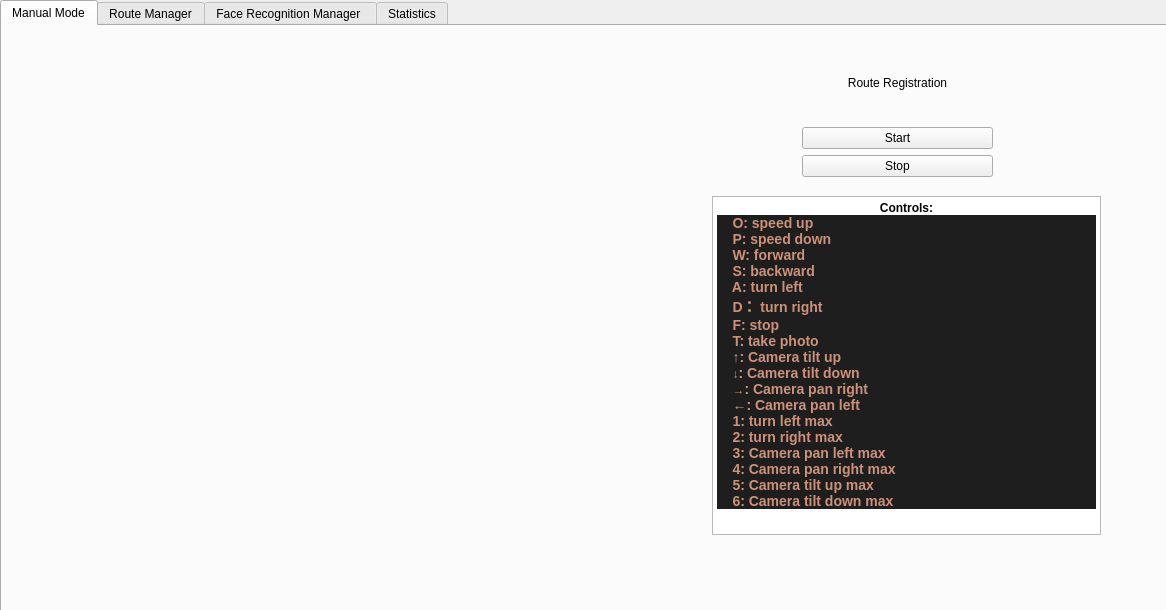
Above: VisionVoyagerGUI/adminmodewindow.ui from IuliaKovacs/VisionVoyager---DiplomaProject before the change. Below: the same form after it.
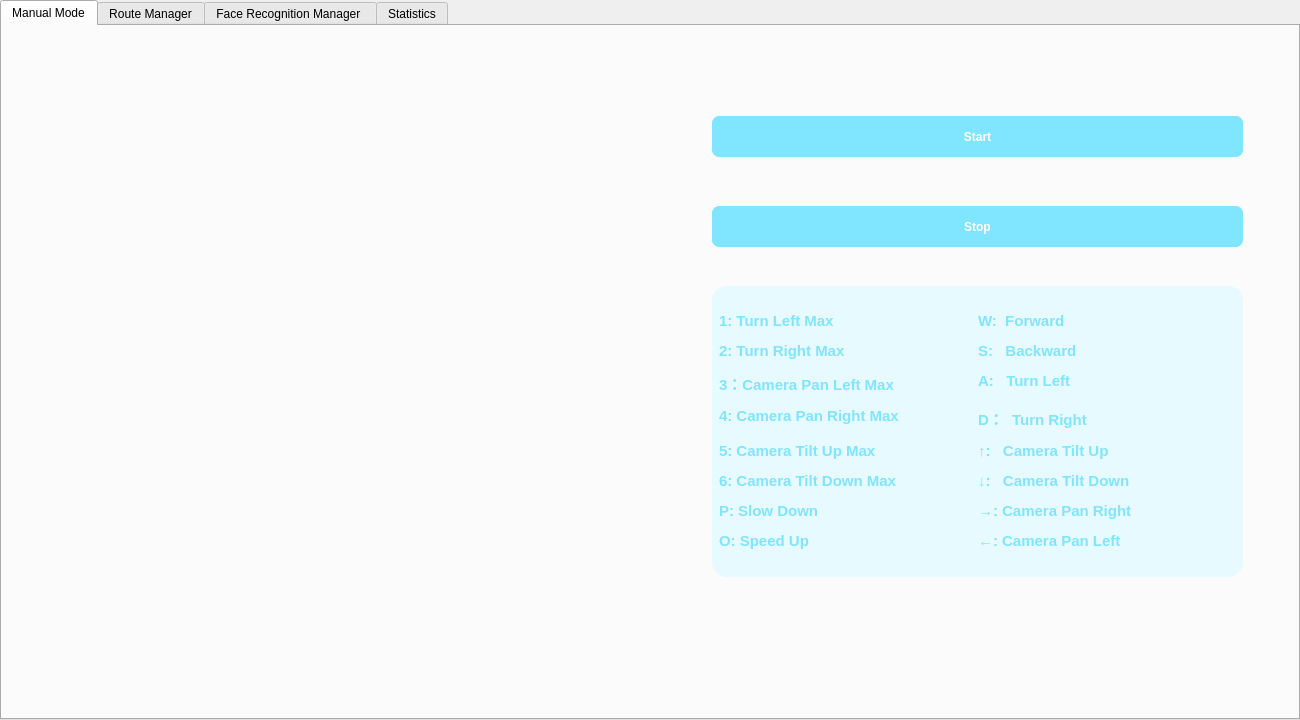
That is the form after the change. The open tabs and pages were chosen to show the change.

Commit message: [UI] User interface visual updates

Diff of the .ui file:
```diff
--- a/VisionVoyagerGUI/adminmodewindow.ui
+++ b/VisionVoyagerGUI/adminmodewindow.ui
@@ -6,29 +6,48 @@
    <rect>
     <x>0</x>
     <y>0</y>
-    <width>1166</width>
-    <height>610</height>
+    <width>1300</width>
+    <height>720</height>
    </rect>
   </property>
   <property name="windowTitle">
    <string>AdminModeWindow</string>
   </property>
   <property name="styleSheet">
-   <string notr="true"/>
+   <string notr="true">QPushButton
+{
+	background-color: #80e5ff;
+	color: #fff;
+	font-weight: bold;
+	border: none;
+	border-radius: 7px;
+	padding: 5px;
+}
+
+
+QLabel
+{
+	background-color: transparent;
+	color: #80e5ff;
+	font-weight: bold;
+}</string>
   </property>
   <widget class="QWidget" name="main_window">
    <property name="styleSheet">
-    <string notr="true">alternate-background-color: rgb(107, 107, 107);</string>
+    <string notr="true"/>
    </property>
    <widget class="QTabWidget" name="tabWidget">
     <property name="geometry">
      <rect>
       <x>0</x>
       <y>0</y>
-      <width>1181</width>
-      <height>700</height>
+      <width>1300</width>
+      <height>720</height>
      </rect>
     </property>
+    <property name="styleSheet">
+     <string notr="true"/>
+    </property>
     <property name="currentIndex">
      <number>1</number>
     </property>
@@ -39,86 +58,110 @@
      <widget class="QWidget" name="horizontalLayoutWidget">
       <property name="geometry">
        <rect>
-        <x>40</x>
-        <y>40</y>
-        <width>621</width>
-        <height>511</height>
+        <x>50</x>
+        <y>80</y>
+        <width>631</width>
+        <height>531</height>
        </rect>
       </property>
+      <property name="styleSheet">
+       <string notr="true">border-radius: 20px;
+background-color: transparent;</string>
+      </property>
       <layout class="QHBoxLayout" name="layout_2"/>
      </widget>
-     <widget class="QWidget" name="verticalLayoutWidget">
+     <widget class="QPushButton" name="startRegistrationButton">
       <property name="geometry">
        <rect>
-        <x>800</x>
-        <y>50</y>
-        <width>191</width>
-        <height>101</height>
+        <x>710</x>
+        <y>90</y>
+        <width>531</width>
+        <height>41</height>
        </rect>
       </property>
-      <layout class="QVBoxLayout" name="verticalLayout">
-       <item>
-        <widget class="QLabel" name="label_2">
-         <property name="text">
-          <string>Route Registration</string>
-         </property>
-         <property name="alignment">
-          <set>Qt::AlignHCenter|Qt::AlignTop</set>
-         </property>
-        </widget>
-       </item>
-       <item>
-        <widget class="QPushButton" name="startRegistrationButton">
-         <property name="text">
-          <string>Start</string>
-         </property>
-        </widget>
-       </item>
-       <item>
-        <widget class="QPushButton" name="endReigstrationButton">
-         <property name="text">
-          <string>Stop</string>
-         </property>
-        </widget>
-       </item>
-      </layout>
+      <property name="text">
+       <string>Start</string>
+      </property>
      </widget>
-     <widget class="QTextBrowser" name="textBrowser">
+     <widget class="QPushButton" name="endReigstrationButton">
       <property name="geometry">
        <rect>
         <x>710</x>
-        <y>170</y>
-        <width>389</width>
-        <height>339</height>
+        <y>180</y>
+        <width>531</width>
+        <height>41</height>
        </rect>
       </property>
-      <property name="html">
+      <property name="text">
+       <string>Stop</string>
+      </property>
+     </widget>
+     <widget class="QLabel" name="controlsLabel">
+      <property name="geometry">
+       <rect>
+        <x>710</x>
+        <y>260</y>
+        <width>531</width>
+        <height>291</height>
+       </rect>
+      </property>
+      <property name="styleSheet">
+       <string notr="true">color:  #80e5ff;
+font-weight: bold;
+background-color:  #e6faff;
+border-radius: 15px;
+text-align: center;
+width: fit-content;</string>
+      </property>
+      <property name="text">
        <string>&lt;!DOCTYPE HTML PUBLIC &quot;-//W3C//DTD HTML 4.0//EN&quot; &quot;http://www.w3.org/TR/REC-html40/strict.dtd&quot;&gt;
-&lt;html&gt;&lt;head&gt;&lt;meta name=&quot;qrichtext&quot; content=&quot;1&quot; /&gt;&lt;meta charset=&quot;utf-8&quot; /&gt;&lt;style type=&quot;text/css&quot;&gt;
+&lt;html&gt;&lt;head&gt;&lt;meta name=&quot;qrichtext&quot; content=&quot;1&quot; /&gt;&lt;meta charset=&quot;utf-8&quot; /&gt;&lt;title&gt;Controls&lt;/title&gt;&lt;style type=&quot;text/css&quot;&gt;
 p, li { white-space: pre-wrap; }
 hr { height: 1px; border-width: 0; }
 li.unchecked::marker { content: &quot;\2610&quot;; }
 li.checked::marker { content: &quot;\2612&quot;; }
-&lt;/style&gt;&lt;/head&gt;&lt;body style=&quot; font-family:'Segoe UI'; font-size:9pt; font-weight:400; font-style:normal;&quot;&gt;
-&lt;p align=&quot;center&quot; style=&quot; margin-top:0px; margin-bottom:0px; margin-left:0px; margin-right:0px; -qt-block-indent:0; text-indent:0px;&quot;&gt;&lt;span style=&quot; font-weight:700;&quot;&gt;Controls:&lt;/span&gt;&lt;/p&gt;
-&lt;p style=&quot; margin-top:0px; margin-bottom:0px; margin-left:0px; margin-right:0px; -qt-block-indent:0; text-indent:0px; background-color:#1e1e1e;&quot;&gt;&lt;span style=&quot; font-family:'Consolas','Courier New','monospace'; font-size:14px; font-weight:700; color:#ce9178;&quot;&gt;    O: speed up&lt;/span&gt;&lt;/p&gt;
-&lt;p style=&quot; margin-top:0px; margin-bottom:0px; margin-left:0px; margin-right:0px; -qt-block-indent:0; text-indent:0px; background-color:#1e1e1e;&quot;&gt;&lt;span style=&quot; font-family:'Consolas','Courier New','monospace'; font-size:14px; font-weight:700; color:#ce9178;&quot;&gt;    P: speed down&lt;/span&gt;&lt;/p&gt;
-&lt;p style=&quot; margin-top:0px; margin-bottom:0px; margin-left:0px; margin-right:0px; -qt-block-indent:0; text-indent:0px; background-color:#1e1e1e;&quot;&gt;&lt;span style=&quot; font-family:'Consolas','Courier New','monospace'; font-size:14px; font-weight:700; color:#ce9178;&quot;&gt;    W: forward&lt;/span&gt;&lt;/p&gt;
-&lt;p style=&quot; margin-top:0px; margin-bottom:0px; margin-left:0px; margin-right:0px; -qt-block-indent:0; text-indent:0px; background-color:#1e1e1e;&quot;&gt;&lt;span style=&quot; font-family:'Consolas','Courier New','monospace'; font-size:14px; font-weight:700; color:#ce9178;&quot;&gt;    S: backward&lt;/span&gt;&lt;/p&gt;
-&lt;p style=&quot; margin-top:0px; margin-bottom:0px; margin-left:0px; margin-right:0px; -qt-block-indent:0; text-indent:0px; background-color:#1e1e1e;&quot;&gt;&lt;span style=&quot; font-family:'Consolas','Courier New','monospace'; font-size:14px; font-weight:700; color:#ce9178;&quot;&gt;    A: turn left&lt;/span&gt;&lt;/p&gt;
-&lt;p style=&quot; margin-top:0px; margin-bottom:0px; margin-left:0px; margin-right:0px; -qt-block-indent:0; text-indent:0px; background-color:#1e1e1e;&quot;&gt;&lt;span style=&quot; font-family:'Consolas','Courier New','monospace'; font-size:14px; font-weight:700; color:#ce9178;&quot;&gt;    D： turn right&lt;/span&gt;&lt;/p&gt;
-&lt;p style=&quot; margin-top:0px; margin-bottom:0px; margin-left:0px; margin-right:0px; -qt-block-indent:0; text-indent:0px; background-color:#1e1e1e;&quot;&gt;&lt;span style=&quot; font-family:'Consolas','Courier New','monospace'; font-size:14px; font-weight:700; color:#ce9178;&quot;&gt;    F: stop&lt;/span&gt;&lt;/p&gt;
-&lt;p style=&quot; margin-top:0px; margin-bottom:0px; margin-left:0px; margin-right:0px; -qt-block-indent:0; text-indent:0px; background-color:#1e1e1e;&quot;&gt;&lt;span style=&quot; font-family:'Consolas','Courier New','monospace'; font-size:14px; font-weight:700; color:#ce9178;&quot;&gt;    T: take photo&lt;/span&gt;&lt;/p&gt;
-&lt;p style=&quot; margin-top:0px; margin-bottom:0px; margin-left:0px; margin-right:0px; -qt-block-indent:0; text-indent:0px; background-color:#1e1e1e;&quot;&gt;&lt;span style=&quot; font-family:'Consolas','Courier New','monospace'; font-size:14px; font-weight:700; color:#ce9178;&quot;&gt;    ↑: Camera tilt up&lt;/span&gt;&lt;/p&gt;
-&lt;p style=&quot; margin-top:0px; margin-bottom:0px; margin-left:0px; margin-right:0px; -qt-block-indent:0; text-indent:0px; background-color:#1e1e1e;&quot;&gt;&lt;span style=&quot; font-family:'Consolas','Courier New','monospace'; font-size:14px; font-weight:700; color:#ce9178;&quot;&gt;    &lt;/span&gt;&lt;span style=&quot; font-family:'Consolas','Courier New','monospace'; font-weight:700; color:#ce9178;&quot;&gt;↓&lt;/span&gt;&lt;span style=&quot; font-family:'Consolas','Courier New','monospace'; font-size:14px; font-weight:700; color:#ce9178;&quot;&gt;: Camera tilt down&lt;/span&gt;&lt;/p&gt;
-&lt;p style=&quot; margin-top:0px; margin-bottom:0px; margin-left:0px; margin-right:0px; -qt-block-indent:0; text-indent:0px; background-color:#1e1e1e;&quot;&gt;&lt;span style=&quot; font-family:'Consolas','Courier New','monospace'; font-size:14px; font-weight:700; color:#ce9178;&quot;&gt;    &lt;/span&gt;&lt;span style=&quot; font-family:'Consolas','Courier New','monospace'; font-weight:700; color:#ce9178;&quot;&gt;→&lt;/span&gt;&lt;span style=&quot; font-family:'Consolas','Courier New','monospace'; font-size:14px; font-weight:700; color:#ce9178;&quot;&gt;: Camera pan right &lt;/span&gt;&lt;/p&gt;
-&lt;p style=&quot; margin-top:0px; margin-bottom:0px; margin-left:0px; margin-right:0px; -qt-block-indent:0; text-indent:0px; background-color:#1e1e1e;&quot;&gt;&lt;span style=&quot; font-family:'Consolas','Courier New','monospace'; font-size:14px; font-weight:700; color:#ce9178;&quot;&gt;    ←: Camera pan left &lt;/span&gt;&lt;/p&gt;
-&lt;p style=&quot; margin-top:0px; margin-bottom:0px; margin-left:0px; margin-right:0px; -qt-block-indent:0; text-indent:0px; background-color:#1e1e1e;&quot;&gt;&lt;span style=&quot; font-family:'Consolas','Courier New','monospace'; font-size:14px; font-weight:700; color:#ce9178;&quot;&gt;    1: turn left max &lt;/span&gt;&lt;/p&gt;
-&lt;p style=&quot; margin-top:0px; margin-bottom:0px; margin-left:0px; margin-right:0px; -qt-block-indent:0; text-indent:0px; background-color:#1e1e1e;&quot;&gt;&lt;span style=&quot; font-family:'Consolas','Courier New','monospace'; font-size:14px; font-weight:700; color:#ce9178;&quot;&gt;    2: turn right max &lt;/span&gt;&lt;/p&gt;
-&lt;p style=&quot; margin-top:0px; margin-bottom:0px; margin-left:0px; margin-right:0px; -qt-block-indent:0; text-indent:0px; background-color:#1e1e1e;&quot;&gt;&lt;span style=&quot; font-family:'Consolas','Courier New','monospace'; font-size:14px; font-weight:700; color:#ce9178;&quot;&gt;    3: Camera pan left max&lt;/span&gt;&lt;/p&gt;
-&lt;p style=&quot; margin-top:0px; margin-bottom:0px; margin-left:0px; margin-right:0px; -qt-block-indent:0; text-indent:0px; background-color:#1e1e1e;&quot;&gt;&lt;span style=&quot; font-family:'Consolas','Courier New','monospace'; font-size:14px; font-weight:700; color:#ce9178;&quot;&gt;    4: Camera pan right max&lt;/span&gt;&lt;/p&gt;
-&lt;p style=&quot; margin-top:0px; margin-bottom:0px; margin-left:0px; margin-right:0px; -qt-block-indent:0; text-indent:0px; background-color:#1e1e1e;&quot;&gt;&lt;span style=&quot; font-family:'Consolas','Courier New','monospace'; font-size:14px; font-weight:700; color:#ce9178;&quot;&gt;    5: Camera tilt up max&lt;/span&gt;&lt;/p&gt;
-&lt;p style=&quot; margin-top:0px; margin-bottom:0px; margin-left:0px; margin-right:0px; -qt-block-indent:0; text-indent:0px; background-color:#1e1e1e;&quot;&gt;&lt;span style=&quot; font-family:'Consolas','Courier New','monospace'; font-size:14px; font-weight:700; color:#ce9178;&quot;&gt;    6: Camera tilt down max&lt;/span&gt;&lt;/p&gt;&lt;/body&gt;&lt;/html&gt;</string>
+&lt;/style&gt;&lt;/head&gt;&lt;body style=&quot; font-family:'Segoe UI'; font-size:9pt; font-weight:700; font-style:normal;&quot;&gt;
+&lt;table border=&quot;0&quot; style=&quot; margin-top:0px; margin-bottom:0px; margin-left:0px; margin-right:0px;&quot; cellspacing=&quot;2&quot; cellpadding=&quot;0&quot;&gt;
+&lt;tr&gt;
+&lt;td style=&quot; padding-left:5; padding-right:5; padding-top:5; padding-bottom:5;&quot;&gt;
+&lt;p style=&quot; margin-top:0px; margin-bottom:0px; margin-left:0px; margin-right:0px; -qt-block-indent:0; text-indent:0px;&quot;&gt;&lt;span style=&quot; font-family:'Alfa Slab One','cursive'; font-size:11pt; color:#80e5ff;&quot;&gt;1: Turn Left Max                &lt;/span&gt;&lt;/p&gt;&lt;/td&gt;
+&lt;td style=&quot; padding-left:5; padding-right:5; padding-top:5; padding-bottom:5;&quot;&gt;
+&lt;p style=&quot; margin-top:0px; margin-bottom:0px; margin-left:0px; margin-right:0px; -qt-block-indent:0; text-indent:0px;&quot;&gt;&lt;span style=&quot; font-family:'Alfa Slab One','cursive'; font-size:11pt; color:#80e5ff;&quot;&gt;W:  Forward&lt;/span&gt;&lt;/p&gt;&lt;/td&gt;&lt;/tr&gt;
+&lt;tr&gt;
+&lt;td style=&quot; padding-left:5; padding-right:5; padding-top:5; padding-bottom:5;&quot;&gt;
+&lt;p style=&quot; margin-top:12px; margin-bottom:12px; margin-left:0px; margin-right:0px; -qt-block-indent:0; text-indent:0px;&quot;&gt;&lt;span style=&quot; font-family:'Alfa Slab One','cursive'; font-size:11pt; color:#80e5ff;&quot;&gt;2: Turn Right Max              &lt;/span&gt;&lt;/p&gt;&lt;/td&gt;
+&lt;td style=&quot; padding-left:5; padding-right:5; padding-top:5; padding-bottom:5;&quot;&gt;
+&lt;p style=&quot; margin-top:0px; margin-bottom:0px; margin-left:0px; margin-right:0px; -qt-block-indent:0; text-indent:0px;&quot;&gt;&lt;span style=&quot; font-family:'Alfa Slab One','cursive'; font-size:11pt; color:#80e5ff;&quot;&gt;S:   Backward&lt;/span&gt;&lt;/p&gt;&lt;/td&gt;&lt;/tr&gt;
+&lt;tr&gt;
+&lt;td style=&quot; padding-left:5; padding-right:5; padding-top:5; padding-bottom:5;&quot;&gt;
+&lt;p style=&quot; margin-top:12px; margin-bottom:12px; margin-left:0px; margin-right:0px; -qt-block-indent:0; text-indent:0px;&quot;&gt;&lt;span style=&quot; font-family:'Alfa Slab One','cursive'; font-size:11pt; color:#80e5ff;&quot;&gt;3：Camera Pan Left Max               &lt;/span&gt;&lt;/p&gt;&lt;/td&gt;
+&lt;td style=&quot; padding-left:5; padding-right:5; padding-top:5; padding-bottom:5;&quot;&gt;
+&lt;p style=&quot; margin-top:0px; margin-bottom:0px; margin-left:0px; margin-right:0px; -qt-block-indent:0; text-indent:0px;&quot;&gt;&lt;span style=&quot; font-family:'Alfa Slab One','cursive'; font-size:11pt; color:#80e5ff;&quot;&gt;A:   Turn Left &lt;/span&gt;&lt;/p&gt;&lt;/td&gt;&lt;/tr&gt;
+&lt;tr&gt;
+&lt;td style=&quot; padding-left:5; padding-right:5; padding-top:5; padding-bottom:5;&quot;&gt;
+&lt;p style=&quot; margin-top:12px; margin-bottom:12px; margin-left:0px; margin-right:0px; -qt-block-indent:0; text-indent:0px;&quot;&gt;&lt;span style=&quot; font-family:'Alfa Slab One','cursive'; font-size:11pt; color:#80e5ff;&quot;&gt;4: Camera Pan Right Max                &lt;/span&gt;&lt;/p&gt;&lt;/td&gt;
+&lt;td style=&quot; padding-left:5; padding-right:5; padding-top:5; padding-bottom:5;&quot;&gt;
+&lt;p style=&quot; margin-top:0px; margin-bottom:0px; margin-left:0px; margin-right:0px; -qt-block-indent:0; text-indent:0px;&quot;&gt;&lt;span style=&quot; font-family:'Alfa Slab One','cursive'; font-size:11pt; color:#80e5ff;&quot;&gt;D：  Turn Right              &lt;/span&gt;&lt;/p&gt;&lt;/td&gt;&lt;/tr&gt;
+&lt;tr&gt;
+&lt;td style=&quot; padding-left:5; padding-right:5; padding-top:5; padding-bottom:5;&quot;&gt;
+&lt;p style=&quot; margin-top:0px; margin-bottom:0px; margin-left:0px; margin-right:0px; -qt-block-indent:0; text-indent:0px;&quot;&gt;&lt;span style=&quot; font-family:'Alfa Slab One','cursive'; font-size:11pt; color:#80e5ff;&quot;&gt;5: Camera Tilt Up Max                &lt;/span&gt;&lt;/p&gt;&lt;/td&gt;
+&lt;td style=&quot; padding-left:5; padding-right:5; padding-top:5; padding-bottom:5;&quot;&gt;
+&lt;p style=&quot; margin-top:12px; margin-bottom:12px; margin-left:0px; margin-right:0px; -qt-block-indent:0; text-indent:0px;&quot;&gt;&lt;span style=&quot; font-family:'Alfa Slab One','cursive'; font-size:11pt; color:#80e5ff;&quot;&gt;↑:   Camera Tilt Up&lt;/span&gt;&lt;/p&gt;&lt;/td&gt;&lt;/tr&gt;
+&lt;tr&gt;
+&lt;td style=&quot; padding-left:5; padding-right:5; padding-top:5; padding-bottom:5;&quot;&gt;
+&lt;p style=&quot; margin-top:0px; margin-bottom:0px; margin-left:0px; margin-right:0px; -qt-block-indent:0; text-indent:0px;&quot;&gt;&lt;span style=&quot; font-family:'Alfa Slab One','cursive'; font-size:11pt; color:#80e5ff;&quot;&gt;6: Camera Tilt Down Max                &lt;/span&gt;&lt;/p&gt;&lt;/td&gt;
+&lt;td style=&quot; padding-left:5; padding-right:5; padding-top:5; padding-bottom:5;&quot;&gt;
+&lt;p style=&quot; margin-top:0px; margin-bottom:0px; margin-left:0px; margin-right:0px; -qt-block-indent:0; text-indent:0px;&quot;&gt;&lt;span style=&quot; font-family:'Alfa Slab One','cursive'; font-size:11pt; color:#80e5ff;&quot;&gt;↓:   Camera Tilt Down&lt;/span&gt;&lt;/p&gt;&lt;/td&gt;&lt;/tr&gt;
+&lt;tr&gt;
+&lt;td style=&quot; padding-left:5; padding-right:5; padding-top:5; padding-bottom:5;&quot;&gt;
+&lt;p style=&quot; margin-top:0px; margin-bottom:0px; margin-left:0px; margin-right:0px; -qt-block-indent:0; text-indent:0px;&quot;&gt;&lt;span style=&quot; font-family:'Alfa Slab One','cursive'; font-size:11pt; color:#80e5ff;&quot;&gt;P: Slow Down                &lt;/span&gt;&lt;/p&gt;&lt;/td&gt;
+&lt;td style=&quot; padding-left:5; padding-right:5; padding-top:5; padding-bottom:5;&quot;&gt;
+&lt;p style=&quot; margin-top:0px; margin-bottom:0px; margin-left:0px; margin-right:0px; -qt-block-indent:0; text-indent:0px;&quot;&gt;&lt;span style=&quot; font-family:'Alfa Slab One','cursive'; font-size:11pt; color:#80e5ff;&quot;&gt;→: Camera Pan Right                &lt;/span&gt;&lt;/p&gt;&lt;/td&gt;&lt;/tr&gt;
+&lt;tr&gt;
+&lt;td style=&quot; padding-left:5; padding-right:5; padding-top:5; padding-bottom:5;&quot;&gt;
+&lt;p style=&quot; margin-top:0px; margin-bottom:0px; margin-left:0px; margin-right:0px; -qt-block-indent:0; text-indent:0px;&quot;&gt;&lt;span style=&quot; font-family:'Alfa Slab One','cursive'; font-size:11pt; color:#80e5ff;&quot;&gt;O: Speed Up                &lt;/span&gt;&lt;/p&gt;&lt;/td&gt;
+&lt;td style=&quot; padding-left:5; padding-right:5; padding-top:5; padding-bottom:5;&quot;&gt;
+&lt;p style=&quot; margin-top:0px; margin-bottom:0px; margin-left:0px; margin-right:0px; -qt-block-indent:0; text-indent:0px;&quot;&gt;&lt;span style=&quot; font-family:'Alfa Slab One','cursive'; font-size:11pt; color:#80e5ff;&quot;&gt;←: Camera Pan Left&lt;/span&gt;&lt;/p&gt;&lt;/td&gt;&lt;/tr&gt;&lt;/table&gt;&lt;/body&gt;&lt;/html&gt;</string>
       </property>
      </widget>
     </widget>
```
Left out of the diff: 97 changed lines with no effect on the pictures. The commit also changes 4 other files.
